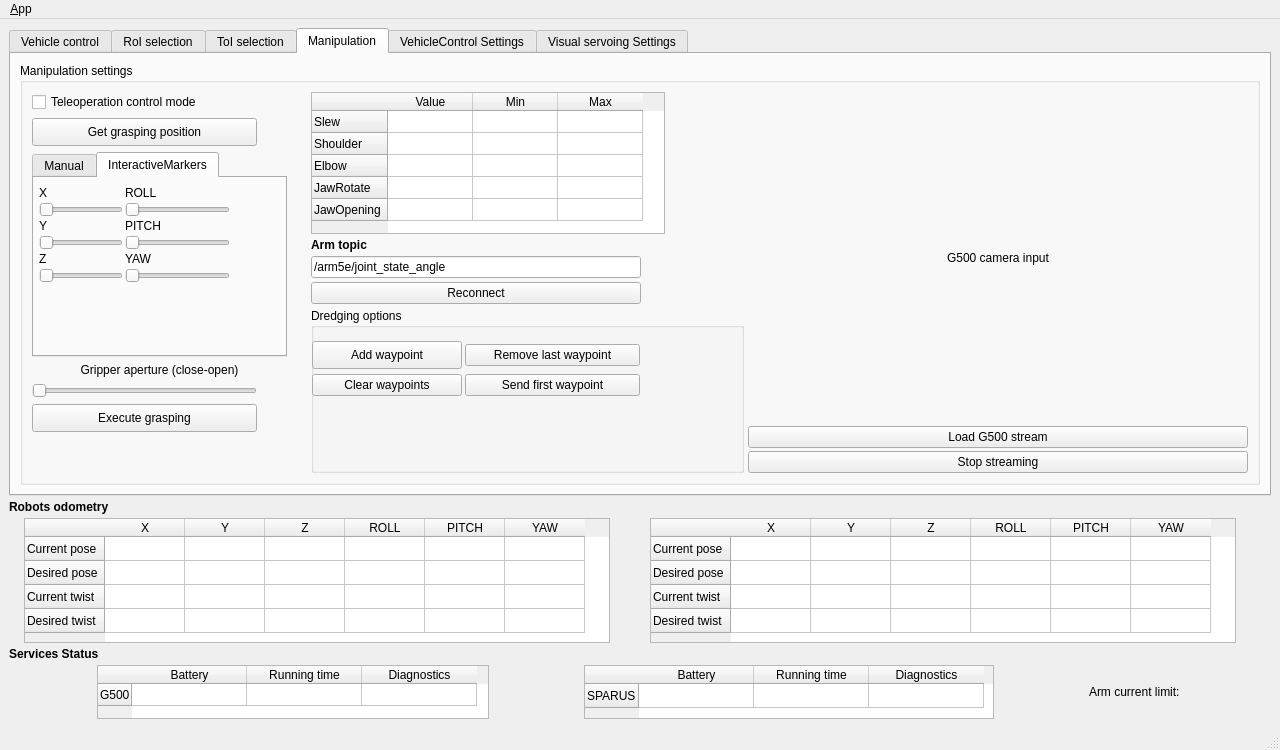
Qt form ui/main_window.ui (jcgarsan/merbots_gui) before a commit.
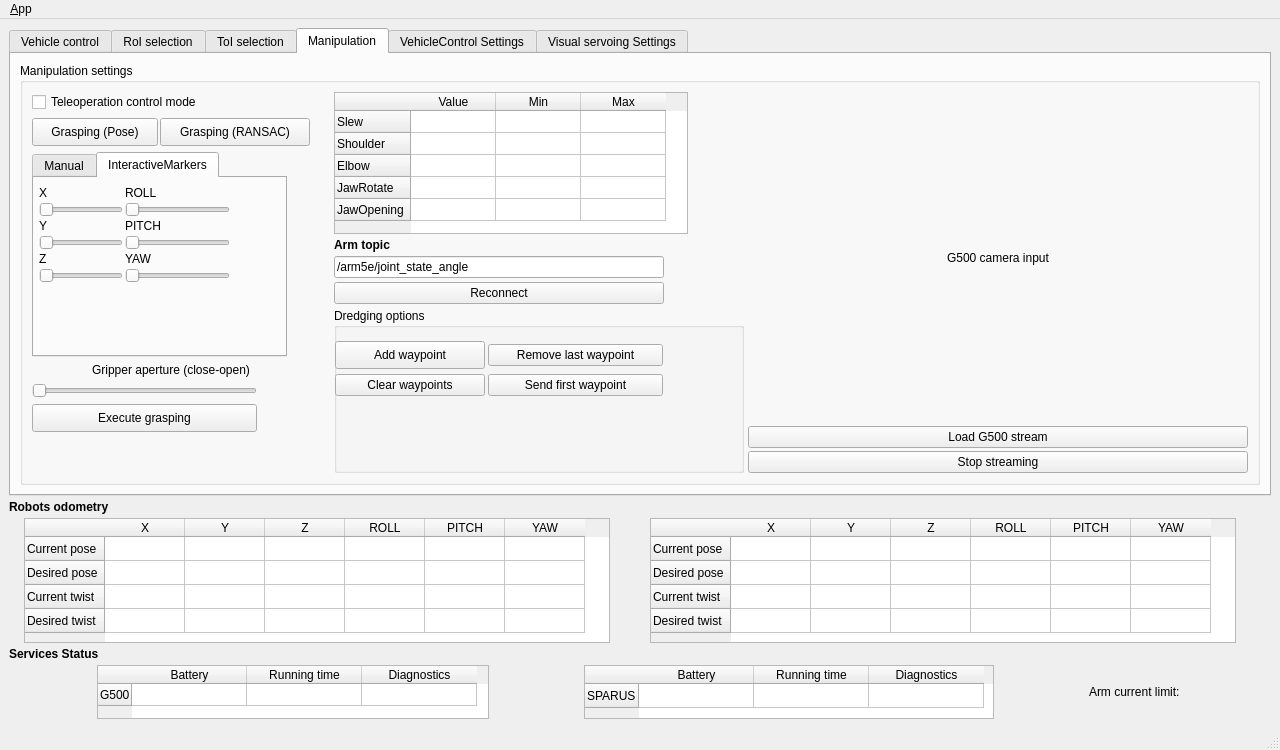
The same form after that commit. The open tabs and pages were chosen to show the change. Icons and pictures are not drawn.

Commit message: Grasping buttons modified. Merge with dfornas

Patch:
```diff
--- a/ui/main_window.ui
+++ b/ui/main_window.ui
@@ -777,7 +777,7 @@
          <attribute name="title">
           <string>RoI selection</string>
          </attribute>
-         <widget class="QWidget" name="">
+         <widget class="QWidget" name="layoutWidget">
           <property name="geometry">
            <rect>
             <x>140</x>
@@ -1196,6 +1196,20 @@
                   </widget>
                  </item>
                  <item>
+                  <layout class="QHBoxLayout" name="horizontalLayout_8">
+                   <property name="spacing">
+                    <number>2</number>
+                   </property>
+                   <property name="leftMargin">
+                    <number>0</number>
+                   </property>
+                   <property name="topMargin">
+                    <number>0</number>
+                   </property>
+                   <property name="rightMargin">
+                    <number>0</number>
+                   </property>
+                   <item>
                   <widget class="QPushButton" name="getGraspingPoseButton">
                    <property name="sizePolicy">
                     <sizepolicy hsizetype="Fixed" vsizetype="Fixed">
@@ -1205,7 +1219,7 @@
                    </property>
                    <property name="minimumSize">
                     <size>
-                     <width>225</width>
+                       <width>126</width>
                      <height>28</height>
                     </size>
                    </property>
@@ -1216,9 +1230,30 @@
                     </size>
                    </property>
                    <property name="text">
-                    <string>Get grasping position</string>
-                   </property>
-                  </widget>
+                      <string>Grasping (Pose)</string>
+                     </property>
+                    </widget>
+                   </item>
+                   <item>
+                    <widget class="QPushButton" name="getGraspingPoseRansacButton">
+                     <property name="sizePolicy">
+                      <sizepolicy hsizetype="Fixed" vsizetype="Fixed">
+                       <horstretch>0</horstretch>
+                       <verstretch>0</verstretch>
+                      </sizepolicy>
+                     </property>
+                     <property name="minimumSize">
+                      <size>
+                       <width>150</width>
+                       <height>28</height>
+                      </size>
+                     </property>
+                     <property name="text">
+                      <string>Grasping (RANSAC)</string>
+                     </property>
+                    </widget>
+                   </item>
+                  </layout>
                  </item>
                  <item>
                   <widget class="QTabWidget" name="graspSpecTab">
```
Left out of the diff: 2 changed lines with no effect on the pictures. Lines whose indentation alone changed are shown as unchanged.
